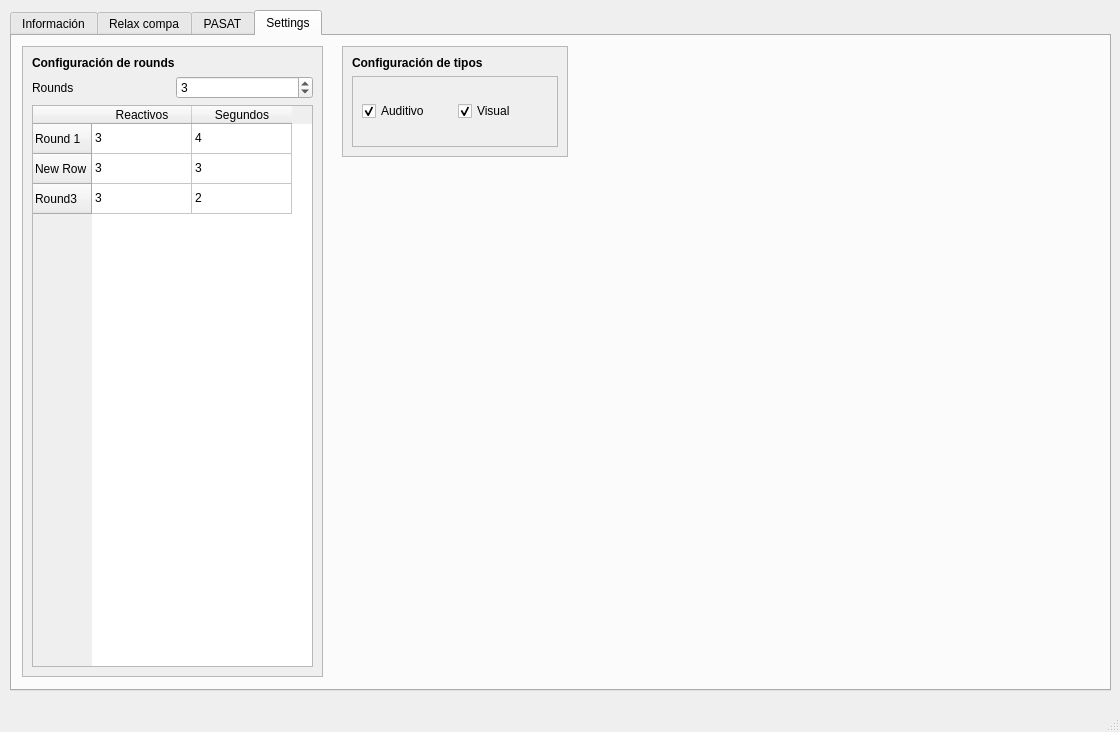
artLara/pasat, file pasat.ui: the form before one commit.
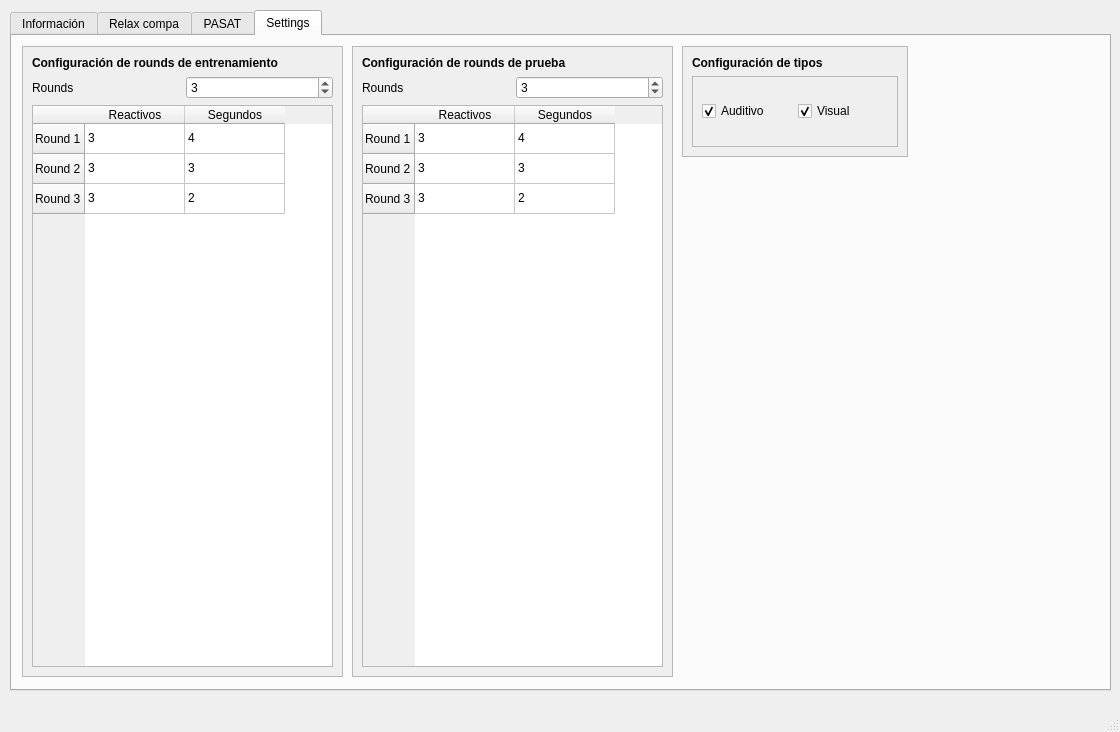
The form after the commit. The open tabs and pages were chosen to show the change.

```diff
--- a/pasat.ui
+++ b/pasat.ui
@@ -911,7 +911,7 @@
        <rect>
         <x>10</x>
         <y>10</y>
-        <width>301</width>
+        <width>321</width>
         <height>631</height>
        </rect>
       </property>
@@ -923,7 +923,7 @@
         <rect>
          <x>0</x>
          <y>0</y>
-         <width>299</width>
+         <width>319</width>
          <height>629</height>
         </rect>
        </property>
@@ -938,7 +938,7 @@
            </font>
           </property>
           <property name="text">
-           <string>Configuración de rounds</string>
+           <string>Configuración de rounds de entrenamiento</string>
           </property>
          </widget>
         </item>
@@ -981,12 +981,12 @@
           </row>
           <row>
            <property name="text">
-            <string>New Row</string>
+            <string>Round 2</string>
            </property>
           </row>
           <row>
            <property name="text">
-            <string>Round3</string>
+            <string>Round 3</string>
            </property>
           </row>
           <column>
@@ -1037,7 +1037,7 @@
      <widget class="QScrollArea" name="scrollArea_4">
       <property name="geometry">
        <rect>
-        <x>330</x>
+        <x>670</x>
         <y>10</y>
         <width>226</width>
         <height>111</height>
@@ -1112,6 +1112,134 @@
        </layout>
       </widget>
      </widget>
+     <widget class="QScrollArea" name="scrollArea_3">
+      <property name="geometry">
+       <rect>
+        <x>340</x>
+        <y>10</y>
+        <width>321</width>
+        <height>631</height>
+       </rect>
+      </property>
+      <property name="widgetResizable">
+       <bool>true</bool>
+      </property>
+      <widget class="QWidget" name="scrollAreaWidgetContents_4">
+       <property name="geometry">
+        <rect>
+         <x>0</x>
+         <y>0</y>
+         <width>319</width>
+         <height>629</height>
+        </rect>
+       </property>
+       <layout class="QVBoxLayout" name="verticalLayout_4">
+        <item>
+         <widget class="QLabel" name="label_10">
+          <property name="font">
+           <font>
+            <pointsize>9</pointsize>
+            <weight>75</weight>
+            <bold>true</bold>
+           </font>
+          </property>
+          <property name="text">
+           <string>Configuración de rounds de prueba</string>
+          </property>
+         </widget>
+        </item>
+        <item>
+         <layout class="QHBoxLayout" name="horizontalLayout_3">
+          <item>
+           <widget class="QLabel" name="label_5">
+            <property name="text">
+             <string>Rounds</string>
+            </property>
+           </widget>
+          </item>
+          <item>
+           <widget class="QSpinBox" name="spinBoxRounds_prueba">
+            <property name="minimum">
+             <number>1</number>
+            </property>
+            <property name="value">
+             <number>3</number>
+            </property>
+           </widget>
+          </item>
+         </layout>
+        </item>
+        <item>
+         <widget class="QTableWidget" name="tableDatos_prueba">
+          <property name="sizeAdjustPolicy">
+           <enum>QAbstractScrollArea::AdjustToContentsOnFirstShow</enum>
+          </property>
+          <property name="rowCount">
+           <number>3</number>
+          </property>
+          <property name="columnCount">
+           <number>2</number>
+          </property>
+          <row>
+           <property name="text">
+            <string>Round 1</string>
+           </property>
+          </row>
+          <row>
+           <property name="text">
+            <string>Round 2</string>
+           </property>
+          </row>
+          <row>
+           <property name="text">
+            <string>Round 3</string>
+           </property>
+          </row>
+          <column>
+           <property name="text">
+            <string>Reactivos</string>
+           </property>
+          </column>
+          <column>
+           <property name="text">
+            <string>Segundos</string>
+           </property>
+          </column>
+          <item row="0" column="0">
+           <property name="text">
+            <string>3</string>
+           </property>
+          </item>
+          <item row="0" column="1">
+           <property name="text">
+            <string>4</string>
+           </property>
+          </item>
+          <item row="1" column="0">
+           <property name="text">
+            <string>3</string>
+           </property>
+          </item>
+          <item row="1" column="1">
+           <property name="text">
+            <string>3</string>
+           </property>
+          </item>
+          <item row="2" column="0">
+           <property name="text">
+            <string>3</string>
+           </property>
+          </item>
+          <item row="2" column="1">
+           <property name="text">
+            <string>2</string>
+           </property>
+          </item>
+         </widget>
+        </item>
+       </layout>
+      </widget>
+     </widget>
     </widget>
    </widget>
   </widget>
```
Left out of the diff: 6 changed lines with no effect on the pictures.
